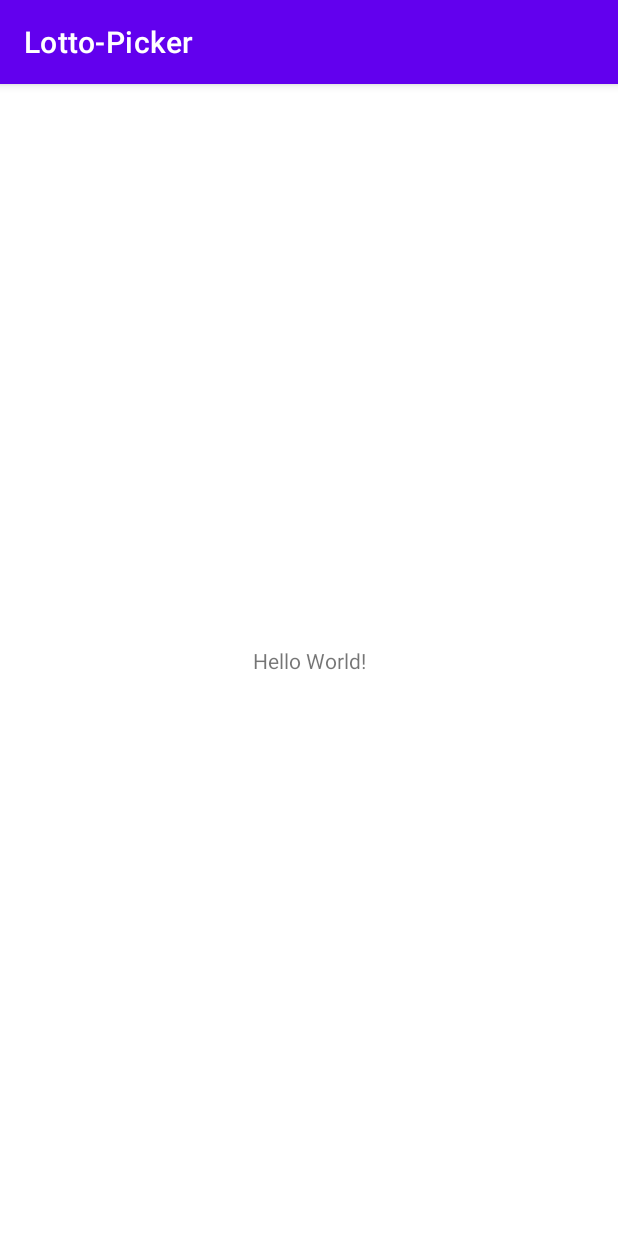
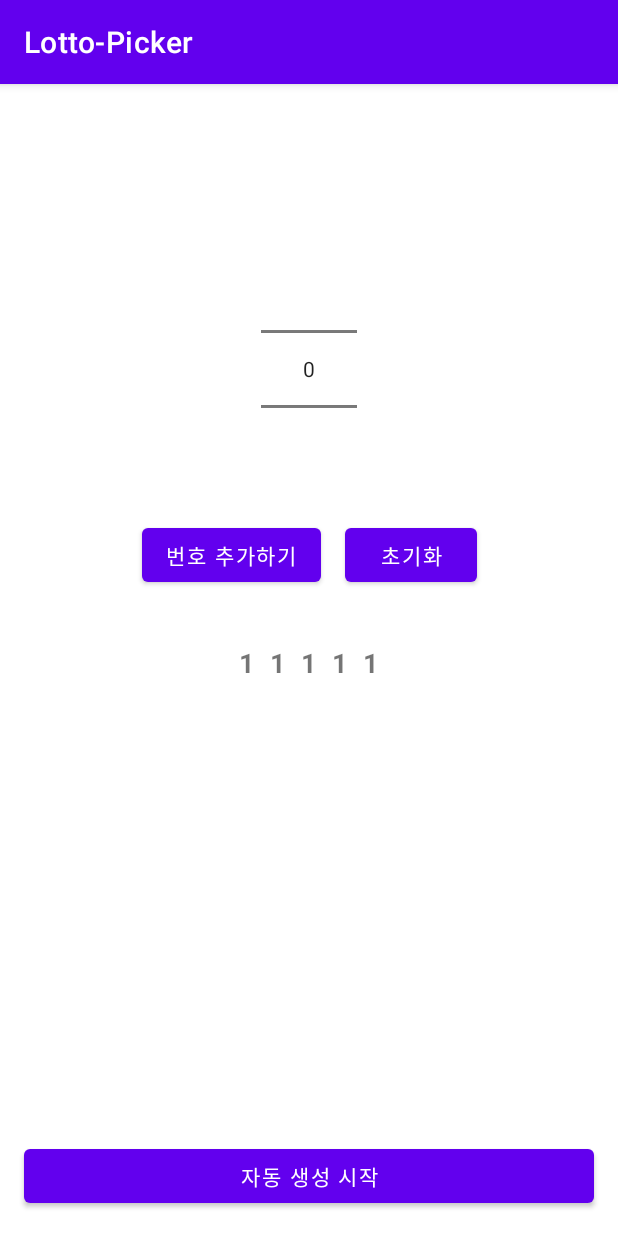
Before and after one commit to MinhyeokSun/Lotto-Picker_Kotlin, an Android app: the screen it shows after launch (MainActivity), on a phone screen of 412 x 824 dp. Run offline under Robolectric (Android 15) with nearby library versions, the phone set to English and light mode, and no system bars; 2 statements that could not run were skipped.

Commit message:
4th Commit

```diff
--- a/app/src/main/java/com/smh/lotto_picker/MainActivity.kt
+++ b/app/src/main/java/com/smh/lotto_picker/MainActivity.kt
@@ -2,6 +2,7 @@ package com.smh.lotto_picker
 
 import androidx.appcompat.app.AppCompatActivity
 import android.os.Bundle
+import android.util.Log
 import kotlin.random.Random
 
 class MainActivity : AppCompatActivity() {
@@ -14,11 +15,14 @@ class MainActivity : AppCompatActivity() {
     fun randomNum() {
 
         val random = Random(45)
-        val numberSet = mutableSetOf<Int>() // 중복숙자 x
+        val list = mutableListOf<Int>().apply {
+            for (i in 1..45) {
 
-        while(numberSet.size < 6) {
-            val randomNumber = random.nextInt() + 1
-            numberSet.add(randomNumber)
+            }
         }
+
+        list.shuffle()
+        println(list.subList(0, 6))
+        Log.e("print","${list.subList(0,6)}")
     }
 }
--- a/app/src/main/res/layout/activity_main.xml
+++ b/app/src/main/res/layout/activity_main.xml
@@ -6,13 +6,103 @@
     android:layout_height="match_parent"
     tools:context=".MainActivity">
 
-    <TextView
+    <NumberPicker
+        android:id="@+id/numberPicker"
         android:layout_width="wrap_content"
         android:layout_height="wrap_content"
-        android:text="Hello World!"
-        app:layout_constraintBottom_toBottomOf="parent"
-        app:layout_constraintLeft_toLeftOf="parent"
-        app:layout_constraintRight_toRightOf="parent"
+        android:layout_marginTop="100dp"
+        app:layout_constraintEnd_toEndOf="parent"
+        app:layout_constraintStart_toStartOf="parent"
         app:layout_constraintTop_toTopOf="parent" />
 
+    <Button
+        android:id="@+id/addButton"
+        android:layout_width="wrap_content"
+        android:layout_height="wrap_content"
+        android:layout_marginTop="10dp"
+        android:layout_marginEnd="16dp"
+        android:text="@string/addNumber"
+        app:layout_constraintEnd_toStartOf="@+id/clearButton"
+        app:layout_constraintHorizontal_chainStyle="packed"
+        app:layout_constraintStart_toStartOf="parent"
+        app:layout_constraintTop_toBottomOf="@+id/numberPicker" />
+
+    <Button
+        android:id="@+id/clearButton"
+        android:layout_width="wrap_content"
+        android:layout_height="wrap_content"
+        android:text="초기화"
+        app:layout_constraintEnd_toEndOf="parent"
+        app:layout_constraintStart_toEndOf="@+id/addButton"
+        app:layout_constraintTop_toBottomOf="@+id/numberPicker"
+        app:layout_constraintTop_toTopOf="@+id/addButton" />
+
+    <LinearLayout
+        android:layout_width="0dp"
+        android:layout_height="wrap_content"
+        android:layout_marginTop="30dp"
+        android:gravity="center"
+        app:layout_constraintEnd_toEndOf="parent"
+        app:layout_constraintStart_toStartOf="parent"
+        app:layout_constraintTop_toBottomOf="@id/addButton">
+
+        <TextView
+            android:id="@+id/firstNum"
+            android:layout_width="wrap_content"
+            android:layout_height="wrap_content"
+            android:layout_margin="5dp"
+            android:text="1"
+            android:textSize="18sp"
+            android:textStyle="bold" />
+
+        <TextView
+            android:id="@+id/secondNum"
+            android:layout_width="wrap_content"
+            android:layout_height="wrap_content"
+            android:layout_margin="5dp"
+            android:text="1"
+            android:textSize="18sp"
+            android:textStyle="bold" />
+
+        <TextView
+            android:id="@+id/thirdNum"
+            android:layout_width="wrap_content"
+            android:layout_height="wrap_content"
+            android:layout_margin="5dp"
+            android:text="1"
+            android:textSize="18sp"
+            android:textStyle="bold" />
+
+        <TextView
+            android:id="@+id/forthNum"
+            android:layout_width="wrap_content"
+            android:layout_height="wrap_content"
+            android:layout_margin="5dp"
+            android:text="1"
+            android:textSize="18sp"
+            android:textStyle="bold" />
+
+        <TextView
+            android:id="@+id/fifthNum"
+            android:layout_width="wrap_content"
+            android:layout_height="wrap_content"
+            android:layout_margin="5dp"
+            android:text="1"
+            android:textSize="18sp"
+            android:textStyle="bold" />
+
+    </LinearLayout>
+
+    <Button
+        android:id="@+id/runButton"
+        android:layout_width="0dp"
+        android:layout_height="wrap_content"
+        android:layout_marginStart="16dp"
+        android:layout_marginEnd="16dp"
+        android:layout_marginBottom="16dp"
+        android:text="자동 생성 시작"
+        app:layout_constraintBottom_toBottomOf="parent"
+        app:layout_constraintEnd_toEndOf="parent"
+        app:layout_constraintStart_toStartOf="parent" />
+
 </androidx.constraintlayout.widget.ConstraintLayout>
--- a/app/src/main/res/values/strings.xml
+++ b/app/src/main/res/values/strings.xml
@@ -1,3 +1,4 @@
 <resources>
     <string name="app_name">Lotto-Picker</string>
+    <string name="addNumber">번호 추가하기</string>
 </resources>
```
